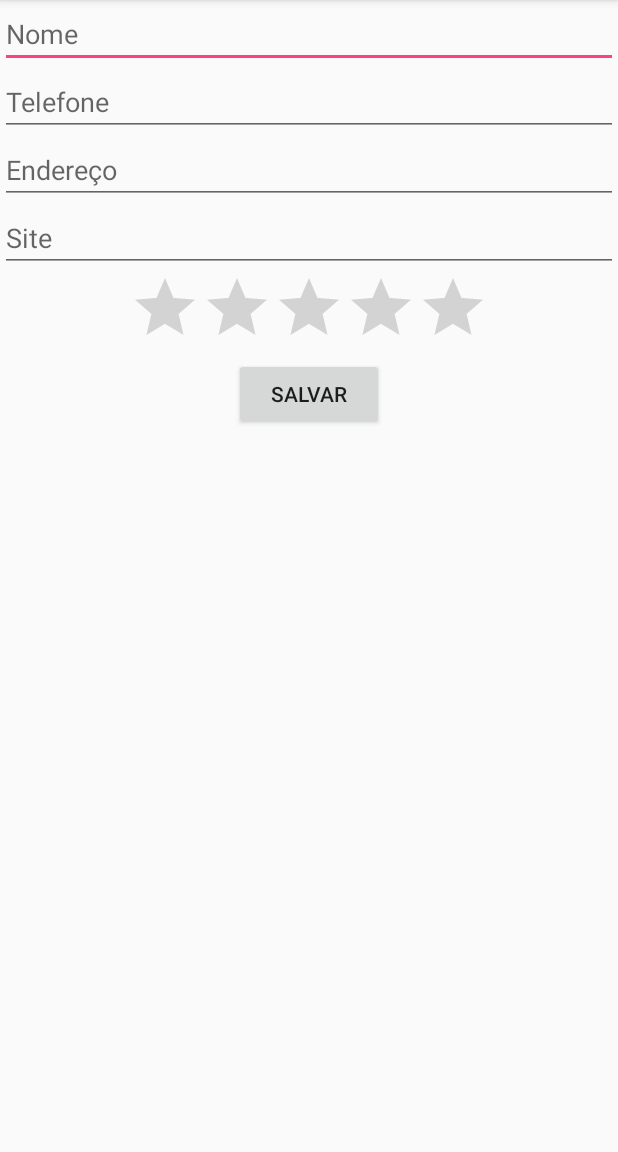
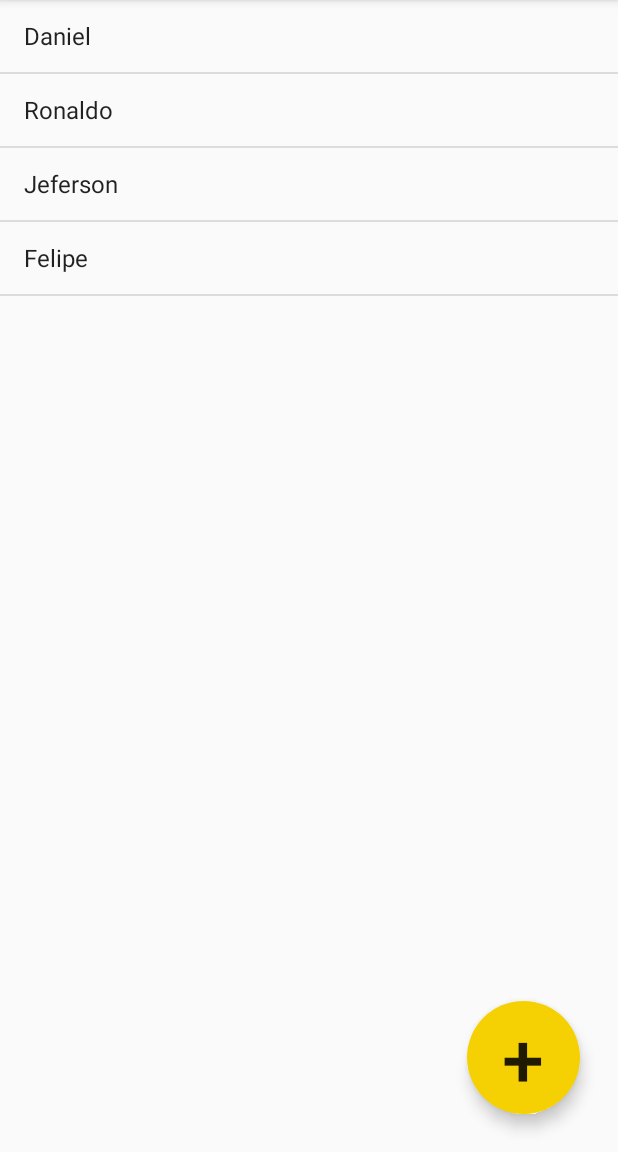
Before and after one commit to augustoliks/AgendaTelefonicaAPK, an Android app: the screen it shows after launch (FormularioActivity before the commit, ListaAlunosActivity after it), on a phone screen of 412 x 824 dp, the part 84-1236 px from its top. Run offline under Robolectric (Android 15) with nearby library versions, the phone set to English and light mode, and no system bars.

Commit message:
OK: Antes de copiar as arquivos

```diff
--- a/app/src/main/AndroidManifest.xml
+++ b/app/src/main/AndroidManifest.xml
@@ -9,14 +9,14 @@
         android:roundIcon="@mipmap/ic_launcher_round"
         android:supportsRtl="true"
         android:theme="@style/AppTheme">
-        <activity android:name=".FormularioActivity">
+        <activity android:name=".ListaAlunosActivity">
             <intent-filter>
                 <action android:name="android.intent.action.MAIN" />
 
                 <category android:name="android.intent.category.LAUNCHER" />
             </intent-filter>
         </activity>
-        <activity android:name=".ListaAlunosActivity"></activity>
+        <activity android:name=".FormularioActivity"></activity>
 
     </application>
 
--- a/app/src/main/java/com/br/agenda/ListaAlunosActivity.java
+++ b/app/src/main/java/com/br/agenda/ListaAlunosActivity.java
@@ -1,9 +1,16 @@
 package com.br.agenda;
 
+import android.content.Intent;
 import android.support.v7.app.AppCompatActivity;
 import android.os.Bundle;
+import android.view.Menu;
+import android.view.MenuInflater;
+import android.view.View;
 import android.widget.ArrayAdapter;
+import android.widget.Button;
+import android.widget.LinearLayout;
 import android.widget.ListView;
+import android.widget.Toast;
 
 public class ListaAlunosActivity extends AppCompatActivity {
 
@@ -13,7 +20,7 @@ public class ListaAlunosActivity extends AppCompatActivity {
 
         setContentView(R.layout.activity_lista_alunos);
 
-        String[] alunos ={"Daniel","Ronaldo","Jeferson","Felipe"};
+        String[] alunos = {"Daniel", "Ronaldo", "Jeferson", "Felipe"};
 
         //Recebe uma instancia de um atributo view e converte em ListView
         ListView listaAlunos = (ListView) findViewById(R.id.lista_alunos);
@@ -24,5 +31,15 @@ public class ListaAlunosActivity extends AppCompatActivity {
         //Adiciona na instancia do .XML o conteudo do adaptado
         listaAlunos.setAdapter(adapter);
 
+
+        Button botao = (Button) findViewById(R.id.lista_alunos_botao);
+        botao.setOnClickListener(new View.OnClickListener() {
+            @Override
+            public void onClick(View v) {
+                Intent intent = new Intent(ListaAlunosActivity.this, FormularioActivity.class);
+                startActivity(intent);
+            }
+        });
+
     }
 }
--- /dev/null
+++ b/app/src/main/res/drawable/fundo_botao.xml
@@ -0,0 +1,8 @@
+<?xml version="1.0" encoding="utf-8"?>
+<shape xmlns:android="http://schemas.android.com/apk/res/android"
+    android:shape="oval">
+
+    <solid android:color="#f5d104" />
+
+
+</shape>
--- a/app/src/main/res/layout/activity_formulario.xml
+++ b/app/src/main/res/layout/activity_formulario.xml
@@ -65,7 +65,8 @@
                 android:layout_height="wrap_content"
                 android:layout_gravity="center"
                 android:layout_weight="1"
-                android:text="Salvar" />
+                android:text="Salvar"
+                />
         </LinearLayout>
 
 
--- a/app/src/main/res/layout/activity_lista_alunos.xml
+++ b/app/src/main/res/layout/activity_lista_alunos.xml
@@ -1,13 +1,33 @@
-<LinearLayout
-    xmlns:android="http://schemas.android.com/apk/res/android"
+<RelativeLayout xmlns:android="http://schemas.android.com/apk/res/android"
+    xmlns:tools="http://schemas.android.com/tools"
     android:layout_width="match_parent"
     android:layout_height="match_parent"
     android:orientation="vertical">
 
+    <Button
+        android:id="@+id/lista_alunos_botao"
+        android:layout_width="75dp"
+        android:layout_height="75dp"
+        android:layout_alignParentBottom="true"
+        android:layout_alignParentRight="true"
+        android:layout_marginBottom="25dp"
+        android:layout_marginEnd="25dp"
+        android:layout_marginLeft="25dp"
+        android:layout_marginRight="25dp"
+        android:layout_marginStart="25dp"
+        android:layout_marginTop="25dp"
+        android:background="@drawable/fundo_botao"
+        android:text="+"
+        android:textSize="50sp"
+        android:elevation="6dp"
+        android:stateListAnimator="@null"/>
+
     <ListView
+        android:id="@+id/lista_alunos"
         android:layout_width="match_parent"
-        android:layout_height="match_parent"
-        android:id="@+id/lista_alunos" />
+        android:layout_height="match_parent">
+
+    </ListView>
 
 
-</LinearLayout>
+</RelativeLayout>
```
Also changed, not shown: app/src/main/java/com/br/agenda/FormularioActivity.java (+9 -2 lines), app/src/main/res/menu/menu_formulario.xml (added, +9 -0 lines).
